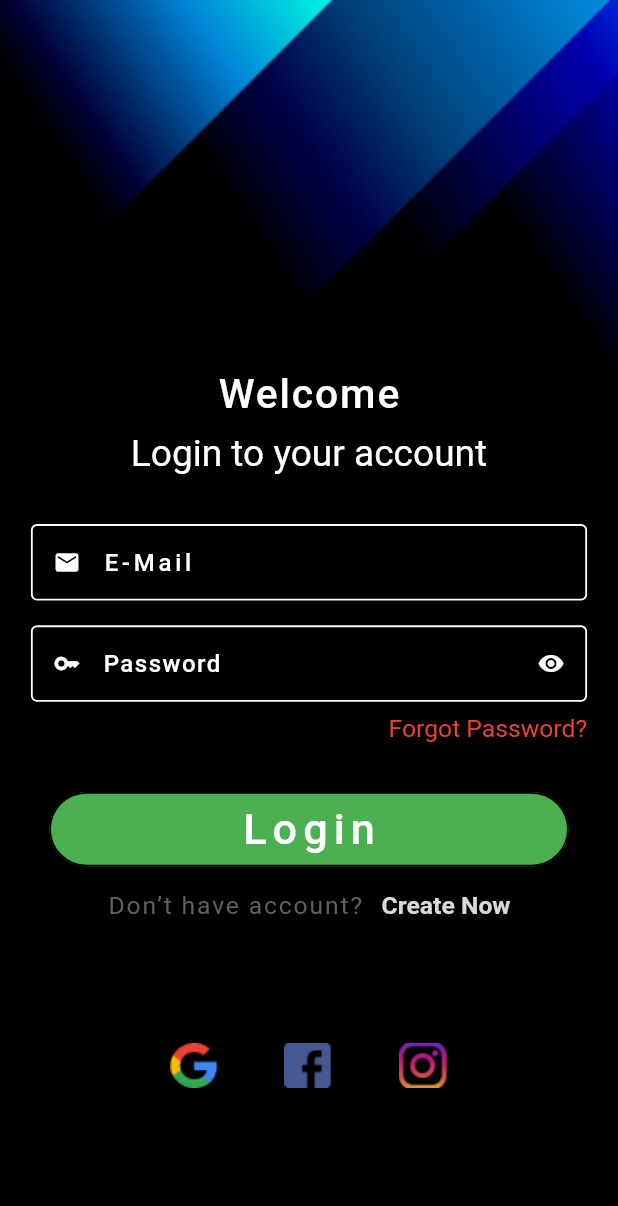
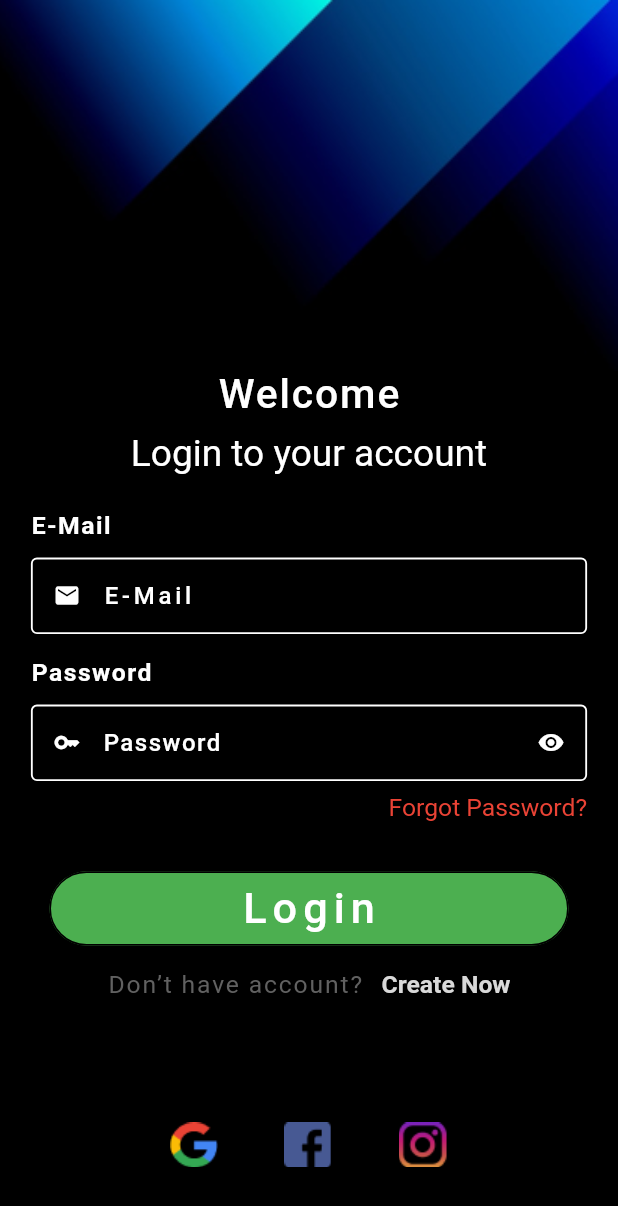
Before and after one commit to oakarakum/feuerbase_ex, a Flutter app: the screen it shows after launch, on a phone screen of 412 x 824 dp. Shown: the top 1206 px of the screen. Run offline on Flutter 3.47's test engine with Material 2 defaults, Android fonts, the phone set to English and light mode, and no system bars; our stand-ins replace get, responsive_sizer.

Commit message:
Şimdi bitti

```diff
--- a/lib/modules/login/login_screen.dart
+++ b/lib/modules/login/login_screen.dart
@@ -28,27 +28,50 @@ class LoginScreen extends StatelessWidget {
             padding: EdgeInsets.symmetric(horizontal: 5.w),
             child: Column(
               children: [
-
                 Text(
                   "Welcome",
-                  style: TextStyle(color: Color(0xffFFFFFF), fontSize: 3.3.h,fontWeight: FontWeight.w500,letterSpacing: 0.3.w),
+                  style: TextStyle(
+                      color: Color(0xffFFFFFF),
+                      fontSize: 3.3.h,
+                      fontWeight: FontWeight.w500,
+                      letterSpacing: 0.3.w),
                 ),
                 SizedBox(
                   height: 1.h,
                 ),
                 Text(
                   "Login to your account",
-                  style: TextStyle(color: Color(0xffFFFFFF), fontSize: 3.h,fontWeight: FontWeight.w400),
+                  style: TextStyle(
+                      color: Color(0xffFFFFFF),
+                      fontSize: 3.h,
+                      fontWeight: FontWeight.w400),
                 ),
                 SizedBox(
-                  height: 4.h,
+                  height: 3.h,
+                ),
+                Row(
+                  mainAxisAlignment: MainAxisAlignment.start,
+                  children: [
+
+                    Text(
+                      "E-Mail",
+                      style: TextStyle(
+                            color: Color(0xffFFFFFF),
+                            letterSpacing: 1,
+                            fontWeight: FontWeight.w600,
+                            fontSize: 2.h
+                            ),
+                    ),
+                  ],
+                ),
+                SizedBox(
+                  height: 1.4.h,
                 ),
                 TextFormField(
                   //e-mail
                   onTap: () {},
                   style: TextStyle(color: Color(0xffFFFFFF)),
                   keyboardType: TextInputType.emailAddress,
-
                   textAlignVertical: TextAlignVertical.center,
                   decoration: InputDecoration(
                     isDense: true,
@@ -72,6 +95,25 @@ class LoginScreen extends StatelessWidget {
                 SizedBox(
                   height: 2.h,
                 ),
+                Row(
+                  mainAxisAlignment: MainAxisAlignment.start,
+                  children: [
+
+                    Text(
+                      "Password",
+                      style: TextStyle(
+                            color: Color(0xffFFFFFF),
+                            letterSpacing: 1,
+                            fontWeight: FontWeight.w600,
+                            fontSize: 2.h
+                            ),
+                    ),
+                  ],
+                ),
+                SizedBox(
+                  height: 1.4.h,
+                ),
+
                 TextFormField(
                   //password
                   style: TextStyle(color: Color(0xffFFFFFF)),
```
